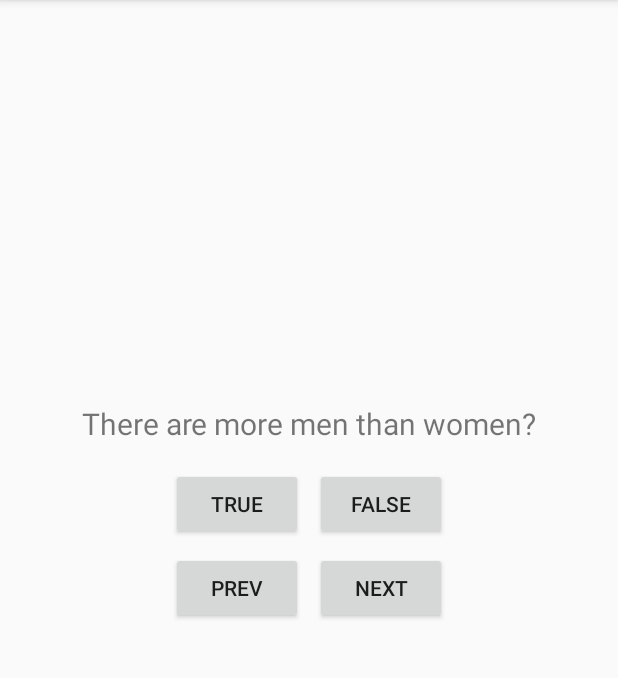
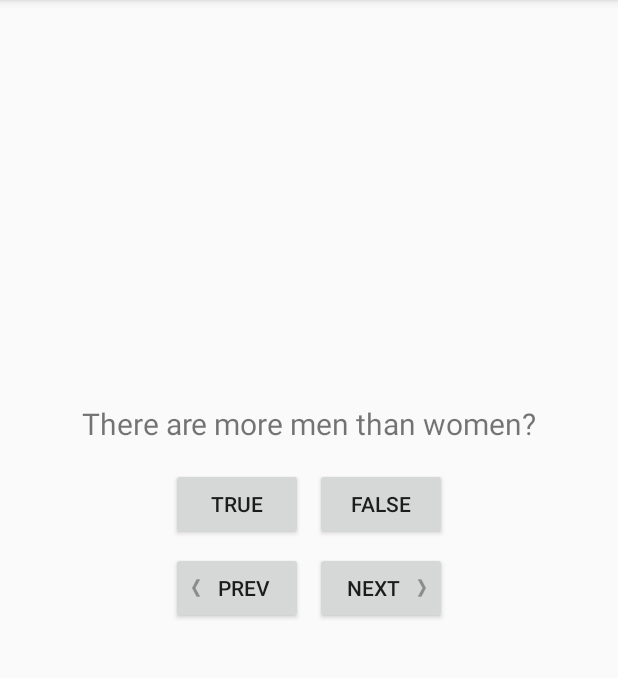
Before and after one commit to romeobidien/myGeoQuiz, an Android app: the screen it shows after launch (MainActivity), after a tap on "PREV", on a phone screen of 412 x 824 dp, the part 84-762 px from its top. Run offline under Robolectric (Android 15) with nearby library versions, the phone set to English and light mode, and no system bars.

Commit message:
add image to buttons

```diff
--- a/app/src/main/java/com/example/cang/geoquiz/MainActivity.java
+++ b/app/src/main/java/com/example/cang/geoquiz/MainActivity.java
@@ -44,32 +44,24 @@ public class MainActivity extends AppCompatActivity implements View.OnClickListe
 
     @Override
     public void onClick(View v) {
-        String message ="";
         int len = mQuestions.length;
         switch (v.getId()) {
             case R.id.button_true:
-//                message = "True Button";
                 checkAnser(true);
                 break;
             case R.id.button_false:
-//                message = "False Button";
                 checkAnser(false);
                 break;
             case R.id.prev_button:
-//                message = "Prev Button clicked";
                 mCurrentIndex = (mCurrentIndex + len - 1)%len;
                 updateUI();
                 break;
             case R.id.next_button:
                 mCurrentIndex = (mCurrentIndex + 1)%len;
                 updateUI();
-//                message = "Next Button clicked";
                 break;
             default:
-//                message = "";
         }
-
-//        Toast.makeText(this, message, Toast.LENGTH_SHORT).show();
     }
 
     private void updateUI() {
--- a/app/src/main/res/layout/activity_main.xml
+++ b/app/src/main/res/layout/activity_main.xml
@@ -53,6 +53,7 @@
             app:layout_constraintTop_toBottomOf="@+id/button_true"
             app:layout_constraintLeft_toLeftOf="parent"
             app:layout_constraintRight_toLeftOf="@+id/next_button"
+            android:drawableLeft="@drawable/arrow_left"
             app:layout_constraintHorizontal_chainStyle="packed"
             app:layout_constraintHorizontal_bias="0.5"/>
     <Button
@@ -66,5 +67,6 @@
             android:layout_marginLeft="8dp"
             android:layout_marginStart="8dp"
             android:layout_marginTop="0dp"
+            android:drawableRight="@drawable/arrow_right"
             app:layout_constraintHorizontal_bias="0.5"/>
 </android.support.constraint.ConstraintLayout>
```
Also changed, not shown: app/src/main/res/drawable-hdpi/arrow_left.png (added), app/src/main/res/drawable-hdpi/arrow_right.png (added), app/src/main/res/drawable-mdpi/arrow_left.png (added), app/src/main/res/drawable-mdpi/arrow_right.png (added), app/src/main/res/drawable-xhdpi/arrow_left.png (added), app/src/main/res/drawable-xhdpi/arrow_right.png (added), app/src/main/res/drawable-xxhdpi/arrow_left.png (added), app/src/main/res/drawable-xxhdpi/arrow_right.png (added).
